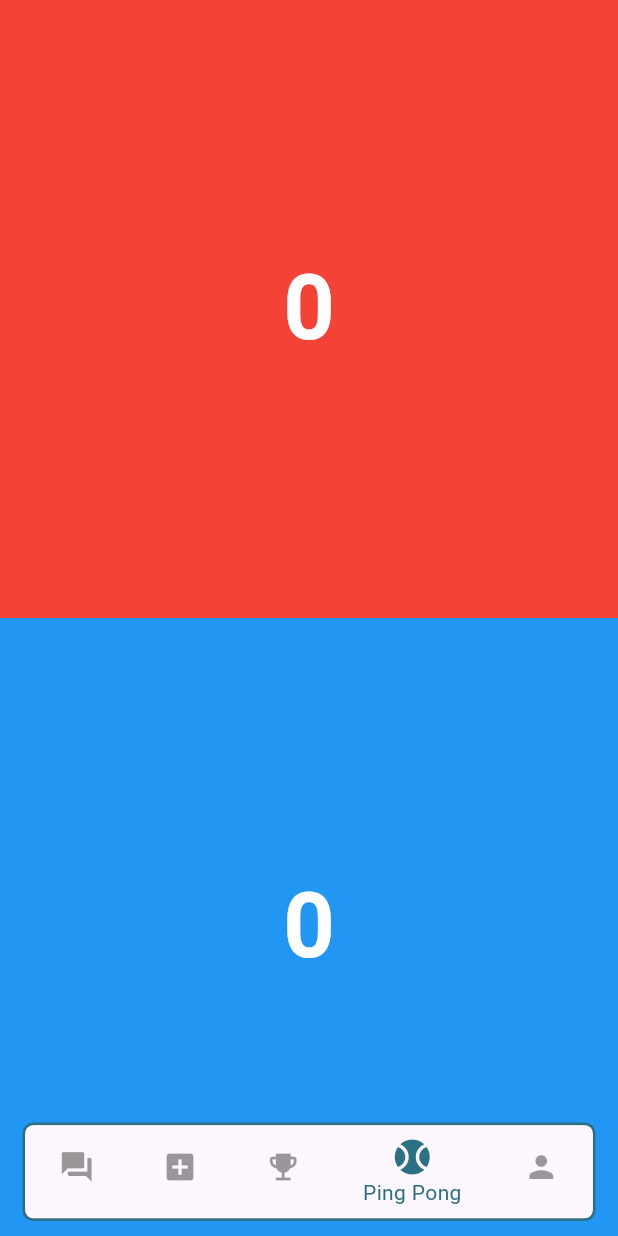
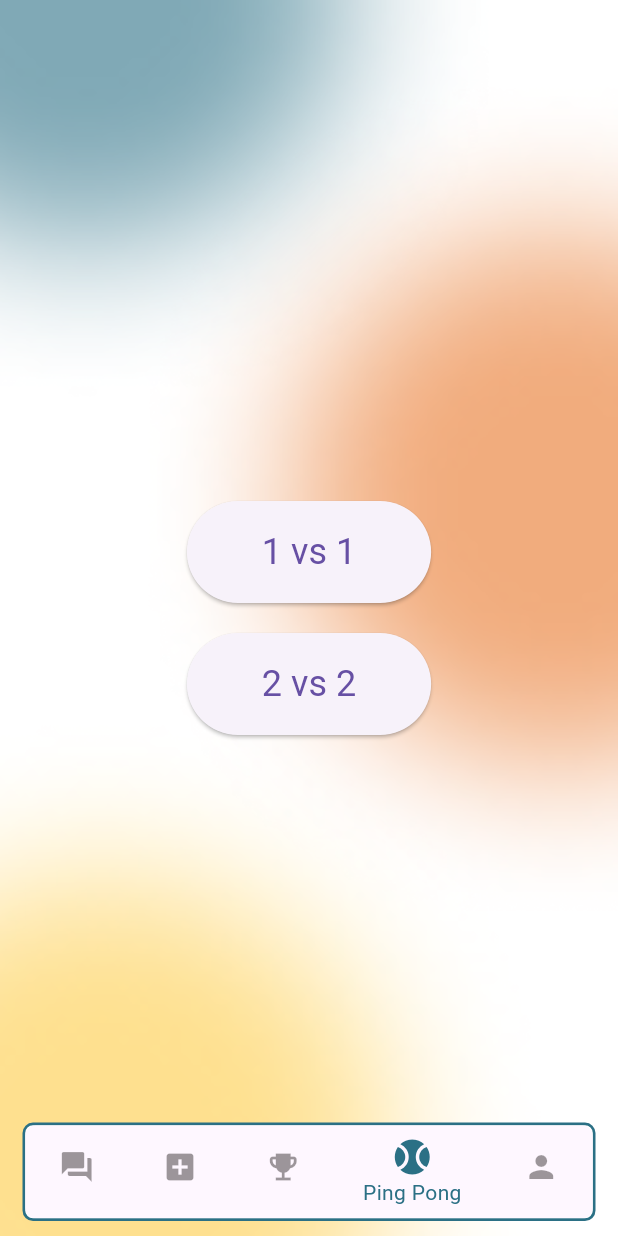
Before and after one commit to morenoboasso/CodeBets, a Flutter app: the BottomNavigationBarWidget screen opened by its route, item 4 of the bottom bar chosen, on a phone screen of 412 x 824 dp. Run offline on Flutter 3.47's test engine with Material 3 defaults, Android fonts, the phone set to English and light mode, and no system bars; our stand-ins replace auto_size_text, cloud_firestore, firebase_core, flutter_colorpicker, get, get_storage and 2 more; missing offline and left inert: pwa_install; accounts and stored records are empty.

Commit message:
basic ping pong integration

```diff
--- a/lib/pages/main_bottombar.dart
+++ b/lib/pages/main_bottombar.dart
@@ -1,6 +1,6 @@
+import 'package:codebets/pages/ping_pong/pingpong_choose_mode.dart';
 import 'package:flutter/material.dart';
 import 'package:codebets/style/color_style.dart';
-import 'package:codebets/pages/ping_pong.dart';
 import 'package:codebets/pages/profile.dart';
 import 'bets/active_bets.dart';
 import 'bets/create_bet.dart';
@@ -21,7 +21,7 @@ class BottomNavigationBarWidgetState extends State<BottomNavigationBarWidget> {
     const ActiveBetsPage(),
     const CreateBetPage(),
     const LeaderboardPage(),
-    const PingPongPage(),
+    const ModeSelectionPage(),
     const ProfilePage(),
   ];
 
--- a/lib/pages/ping_pong.dart
+++ /dev/null
@@ -1,61 +0,0 @@
-import 'package:flutter/material.dart';
-
-class PingPongPage extends StatefulWidget {
-  const PingPongPage({super.key});
-
-  @override
-  _PingPongPageState createState() => _PingPongPageState();
-}
-
-class _PingPongPageState extends State<PingPongPage> {
-  int redScore = 0;
-  int blueScore = 0;
-
-  @override
-  Widget build(BuildContext context) {
-    return Column(
-      children: [
-        Expanded(
-          flex: 1,
-          child: GestureDetector(
-            onTap: () {
-              setState(() {
-                redScore++;
-              });
-            },
-            child: Container(
-              color: Colors.red,
-              child: Center(
-                child: Text(
-                  '$redScore',
-                  style: const TextStyle(color: Colors.white,fontWeight: FontWeight.bold,fontSize: 60),
-                ),
-              ),
-            ),
-          ),
-        ),
-        Expanded(
-          flex: 1,
-          child: GestureDetector(
-            onTap: () {
-              setState(() {
-                blueScore++;
-              });
-            },
-            child: Container(
-              color: Colors.blue,
-              child: Center(
-                child:
-                   Text(
-                  '$blueScore',
-                  style: const TextStyle(color: Colors.white,fontWeight: FontWeight.bold,fontSize: 60),
-                ),
-
-              ),
-            ),
-          ),
-        ),
-      ],
-    );
-  }
-}
--- /dev/null
+++ b/lib/pages/ping_pong/pingpong_choose_mode.dart
@@ -0,0 +1,57 @@
+import 'package:codebets/pages/ping_pong/pp_team_creation.dart';
+import 'package:flutter/material.dart';
+
+class ModeSelectionPage extends StatelessWidget {
+  const ModeSelectionPage({super.key});
+
+  @override
+  Widget build(BuildContext context) {
+    return Scaffold(
+      body: Stack(
+        children: [
+          // Sfondo
+          SizedBox.expand(
+            child: Image.asset(
+              'assets/bg.png',
+              fit: BoxFit.cover,
+            ),
+          ),
+          Center(
+            child: Column(
+              mainAxisAlignment: MainAxisAlignment.center,
+              children: [
+                ElevatedButton(
+                  onPressed: () {
+                    Navigator.push(
+                      context,
+                      MaterialPageRoute(builder: (context) => const TeamCreationPage(players: 2)),
+                    );
+                  },
+                  style: ElevatedButton.styleFrom(
+                    padding: const EdgeInsets.symmetric(horizontal: 50, vertical: 20),
+                    textStyle: const TextStyle(fontSize: 24),
+                  ),
+                  child: const Text('1 vs 1'),
+                ),
+                const SizedBox(height: 20),
+                ElevatedButton(
+                  onPressed: () {
+                    Navigator.push(
+                      context,
+                      MaterialPageRoute(builder: (context) => const TeamCreationPage(players: 4)),
+                    );
+                  },
+                  style: ElevatedButton.styleFrom(
+                    padding: const EdgeInsets.symmetric(horizontal: 50, vertical: 20),
+                    textStyle: const TextStyle(fontSize: 24),
+                  ),
+                  child: const Text('2 vs 2'),
+                ),
+              ],
+            ),
+          ),
+        ],
+      ),
+    );
+  }
+}
--- a/pubspec.yaml
+++ b/pubspec.yaml
@@ -45,6 +45,7 @@ dependencies:
   auto_size_text: ^3.0.0
   cached_network_image: ^3.3.1
   introduction_screen: ^3.1.14
+  flutter_colorpicker: ^1.1.0
 
 dev_dependencies:
   flutter_test:
```
Also changed, not shown: lib/pages/ping_pong/pp_game_points.dart (added, +148 -0 lines), lib/pages/ping_pong/pp_game_settings.dart (added, +109 -0 lines), lib/pages/ping_pong/pp_team_creation.dart (added, +149 -0 lines), lib/widgets/ping_pong/color_picker_dialog.dart (added, +52 -0 lines), pubspec.lock.
